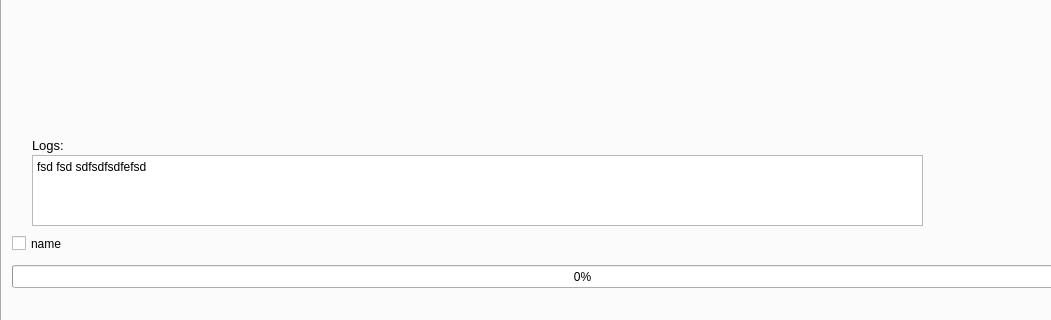
Above: Python/BWLastCopies/Universal_UI.ui from WorldTeacher/WorkPrograms before the change; both pictures show x 0 to 1051 and y 400 to 720 of the 1280 by 720 pixel window. Below: the same form after it.
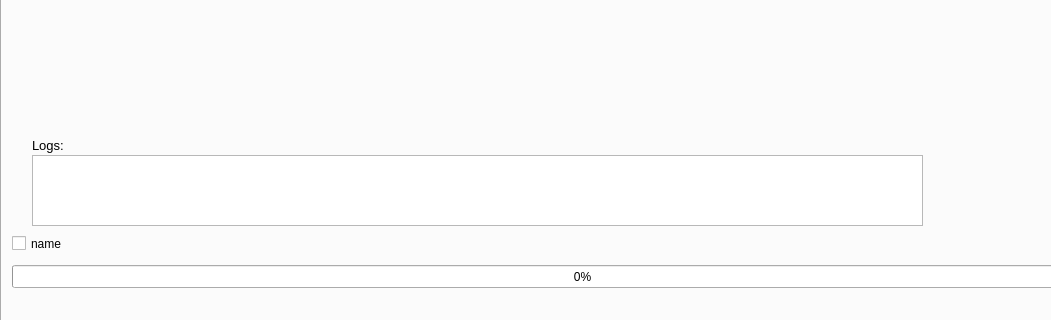
That is the form after the change. The open tabs and pages were chosen to show the change.

```diff
--- a/Python/BWLastCopies/Universal_UI.ui
+++ b/Python/BWLastCopies/Universal_UI.ui
@@ -151,7 +151,7 @@
        <bool>true</bool>
       </property>
       <property name="plainText">
-       <string>fsd fsd sdfsdfsdfefsd </string>
+       <string/>
       </property>
      </widget>
      <widget class="QLabel" name="loglabel">
```
Left out of the diff: 2 changed lines with no effect on the pictures.
